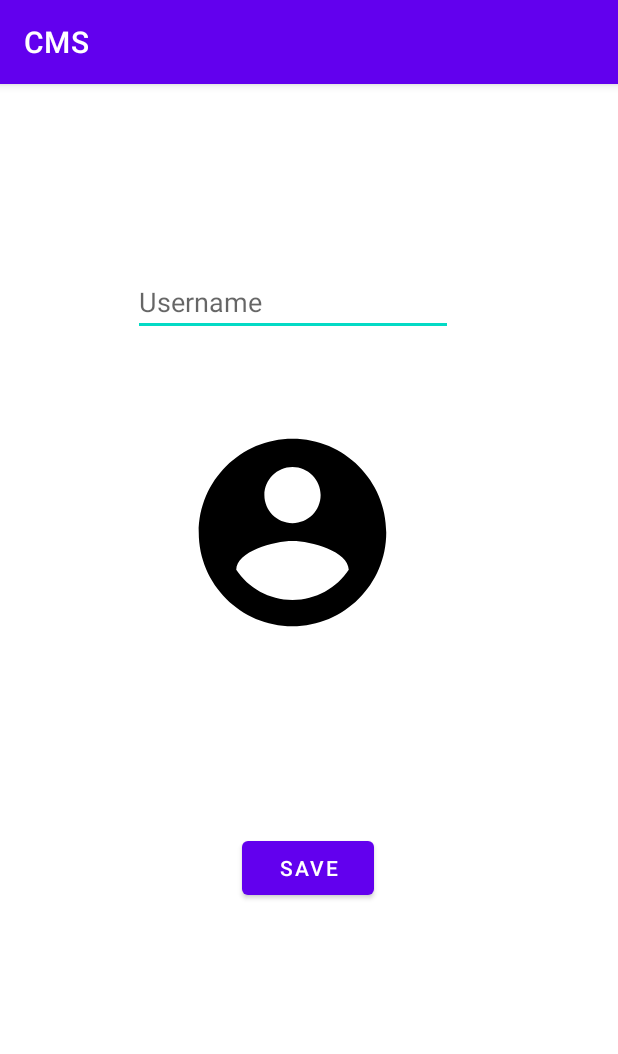
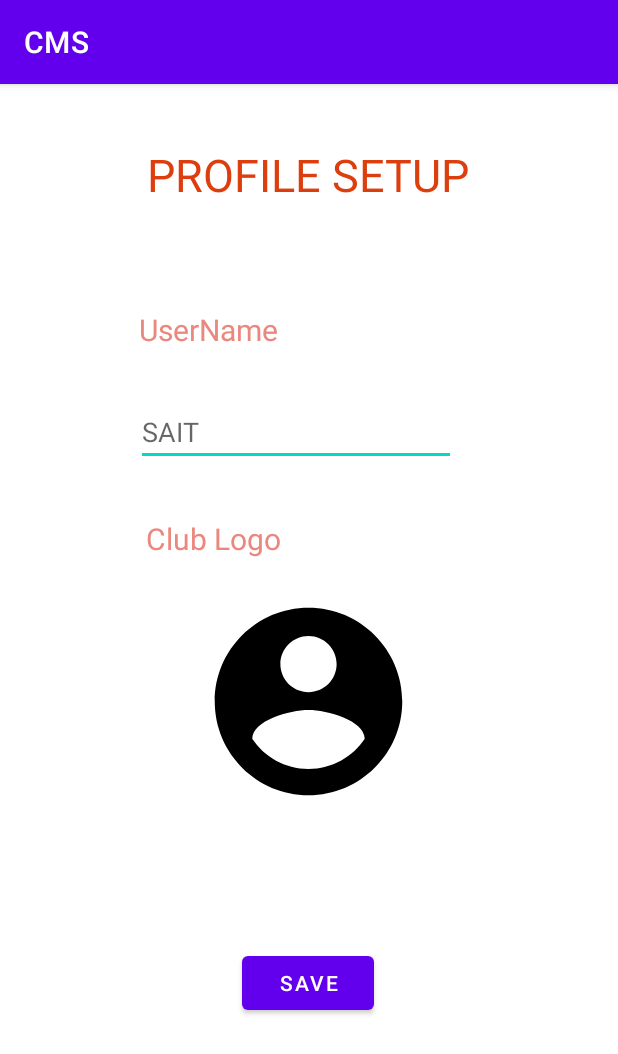
Before and after one commit to rkg209/CMSClubFinal, an Android app: the UpdateProfile screen opened directly, with no data from a screen before it, on a phone screen of 412 x 824 dp. Shown: the top 1054 px of the screen. Run offline under Robolectric (Android 15) with nearby library versions, the phone set to English and light mode, and no system bars; our stand-ins replace Firebase (no records; nobody signed in at launch, a user with empty details on screens opened directly).

Commit message:
Board Complete

```diff
--- a/app/src/main/java/com/example/cms/LoginActivity.java
+++ b/app/src/main/java/com/example/cms/LoginActivity.java
@@ -30,7 +30,7 @@ public class LoginActivity extends AppCompatActivity
 
         com.example.cms.LoginAdapter loginAdapter = new com.example.cms.LoginAdapter(getSupportFragmentManager(), FragmentPagerAdapter.BEHAVIOR_RESUME_ONLY_CURRENT_FRAGMENT);
 
-        loginAdapter.addFragment(new com.example.cms.student_login(),"Student");
+        //loginAdapter.addFragment(new com.example.cms.student_login(),"Student");
         loginAdapter.addFragment(new com.example.cms.club_login(),"Club");
 
         viewPager.setAdapter(loginAdapter);
--- a/app/src/main/java/com/example/cms/UpdateProfile.java
+++ b/app/src/main/java/com/example/cms/UpdateProfile.java
@@ -139,7 +139,7 @@ public class UpdateProfile extends AppCompatActivity {
                     @Override
                     public void onComplete(@NonNull Task<Void> task) {
                         if (task.isSuccessful()) {
-                            Toast.makeText(UpdateProfile.this, "Profile Updated", Toast.LENGTH_SHORT).show();
+                            Toast.makeText(UpdateProfile.this, "Profile Saved", Toast.LENGTH_SHORT).show();
                             //startActivity(new Intent(UpdateProfile.this, ClubHomePage.class));
                         }
                     }
--- a/app/src/main/java/com/example/cms/fragment_main_board.java
+++ b/app/src/main/java/com/example/cms/fragment_main_board.java
@@ -90,7 +90,7 @@ public class fragment_main_board extends Fragment {
         });
 
 
-        Toast.makeText(getContext(), "enter1", Toast.LENGTH_SHORT).show();
+        //Toast.makeText(getContext(), "enter1", Toast.LENGTH_SHORT).show();
         //
         database.child("Club").child(currentUser).child("Board").child("Main").addValueEventListener(new ValueEventListener() {
             @Override
--- a/app/src/main/java/com/example/cms/fragment_mentor_board.java
+++ b/app/src/main/java/com/example/cms/fragment_mentor_board.java
@@ -99,9 +99,7 @@ public class fragment_mentor_board extends Fragment {
 
             @Override
             public void onTextChanged(CharSequence charSequence, int i, int i1, int i2) {
-
                 filter(charSequence.toString());
-
             }
 
             @Override
--- a/app/src/main/java/com/example/cms/mainAdapter.java
+++ b/app/src/main/java/com/example/cms/mainAdapter.java
@@ -52,6 +52,8 @@ public class mainAdapter extends RecyclerView.Adapter<mainAdapter.MyViewHolder>
     }
 
     public void filterList(ArrayList<com.example.cms.main> filteredlist) {
+        list = filteredlist;
+        notifyDataSetChanged();
     }
 
     public static class MyViewHolder extends RecyclerView.ViewHolder{
--- a/app/src/main/res/layout/activity_update_profile.xml
+++ b/app/src/main/res/layout/activity_update_profile.xml
@@ -11,14 +11,14 @@
         android:layout_width="wrap_content"
         android:layout_height="wrap_content"
         android:ems="10"
+        android:hint="SAIT"
         android:inputType="textPersonName"
-        android:hint="Username"
         app:layout_constraintBottom_toBottomOf="parent"
         app:layout_constraintEnd_toEndOf="parent"
-        app:layout_constraintHorizontal_bias="0.447"
+        app:layout_constraintHorizontal_bias="0.457"
         app:layout_constraintStart_toStartOf="parent"
         app:layout_constraintTop_toTopOf="parent"
-        app:layout_constraintVertical_bias="0.17" />
+        app:layout_constraintVertical_bias="0.29" />
 
     <Button
         android:id="@+id/UPsave"
@@ -30,7 +30,7 @@
         app:layout_constraintHorizontal_bias="0.498"
         app:layout_constraintStart_toStartOf="parent"
         app:layout_constraintTop_toTopOf="parent"
-        app:layout_constraintVertical_bias="0.693" />
+        app:layout_constraintVertical_bias="0.799" />
 
     <ImageView
         android:id="@+id/UPlogo"
@@ -38,10 +38,50 @@
         android:layout_height="150dp"
         app:layout_constraintBottom_toBottomOf="parent"
         app:layout_constraintEnd_toEndOf="parent"
-        app:layout_constraintHorizontal_bias="0.459"
+        app:layout_constraintHorizontal_bias="0.498"
         app:layout_constraintStart_toStartOf="parent"
         app:layout_constraintTop_toBottomOf="@+id/UPusername"
-        app:layout_constraintVertical_bias="0.124"
+        app:layout_constraintVertical_bias="0.226"
         app:srcCompat="@drawable/ic_baseline_account_circle_24" />
 
+    <TextView
+        android:id="@+id/textView"
+        android:layout_width="wrap_content"
+        android:layout_height="wrap_content"
+        android:layout_marginTop="40dp"
+        android:text="Profile Setup"
+        android:textColor="#DC3E0D"
+        android:textSize="30dp"
+        android:textAllCaps="true"
+        app:layout_constraintEnd_toEndOf="parent"
+        app:layout_constraintHorizontal_bias="0.498"
+        app:layout_constraintStart_toStartOf="parent"
+        app:layout_constraintTop_toTopOf="parent" />
+
+    <TextView
+        android:id="@+id/textView4"
+        android:layout_width="wrap_content"
+        android:layout_height="wrap_content"
+        android:layout_marginBottom="32dp"
+        android:text="UserName"
+        android:textSize="20dp"
+        android:textColor="#EA877E"
+        app:layout_constraintBottom_toTopOf="@+id/UPusername"
+        app:layout_constraintEnd_toEndOf="parent"
+        app:layout_constraintHorizontal_bias="0.291"
+        app:layout_constraintStart_toStartOf="parent" />
+
+    <TextView
+        android:id="@+id/textView5"
+        android:layout_width="wrap_content"
+        android:layout_height="wrap_content"
+        android:layout_marginBottom="20dp"
+        android:text="Club Logo"
+        android:textColor="#EA877E"
+        android:textSize="20dp"
+        app:layout_constraintBottom_toTopOf="@+id/UPlogo"
+        app:layout_constraintEnd_toEndOf="parent"
+        app:layout_constraintHorizontal_bias="0.303"
+        app:layout_constraintStart_toStartOf="parent" />
+
 </androidx.constraintlayout.widget.ConstraintLayout>
--- a/app/src/main/res/layout/fragment_assistant_board.xml
+++ b/app/src/main/res/layout/fragment_assistant_board.xml
@@ -23,7 +23,7 @@
             android:drawableStart="@drawable/custom_search_icon"
             android:drawablePadding="12dp"
             android:ems="10"
-            android:hint="username"
+            android:hint="Search Name"
             android:inputType="textPersonName"
             android:paddingStart="12dp"
             android:paddingEnd="12dp"
@@ -45,7 +45,7 @@
         android:layout_width="match_parent"
         android:layout_height="match_parent"
         android:elevation="30dp"
-        tools:listitem="@layout/assistant_board_row"
+        tools:listitem="@layout/main_board_row"
         android:layout_marginBottom="55dp"/>
 
 </androidx.appcompat.widget.LinearLayoutCompat>
--- a/app/src/main/res/layout/fragment_main_board.xml
+++ b/app/src/main/res/layout/fragment_main_board.xml
@@ -25,7 +25,7 @@
             android:drawableStart="@drawable/custom_search_icon"
             android:drawablePadding="12dp"
             android:ems="10"
-            android:hint="username"
+            android:hint="Search Name"
             android:inputType="textPersonName"
             android:paddingStart="12dp"
             android:paddingEnd="12dp"
--- a/app/src/main/res/layout/main_board_add_page.xml
+++ b/app/src/main/res/layout/main_board_add_page.xml
@@ -17,7 +17,7 @@
             android:layout_height="150dp"
             android:layout_centerInParent="true"
             android:layout_marginStart="10dp"
-            android:src="@drawable/img_example"
+            android:src="@drawable/ic_baseline_account_circle_24"
             app:civ_border_color="#0080ff"
             app:civ_border_width="1dp" />
 
```
Also changed, not shown: app/src/main/java/com/example/cms/BottomSheetDialog.java (+4 -4 lines), app/src/main/java/com/example/cms/EditActivity.java (+12 -12 lines), app/src/main/java/com/example/cms/MainBoardAddPage.java (+14 -10 lines), app/src/main/res/layout/edit_activity_for_all_members.xml (+13 -13 lines), app/src/main/res/layout/fragment_mentor_board.xml (+4 -4 lines).
